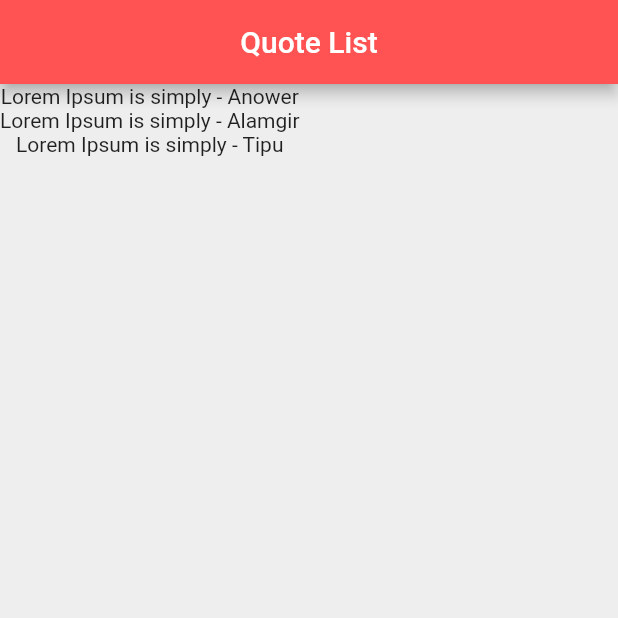
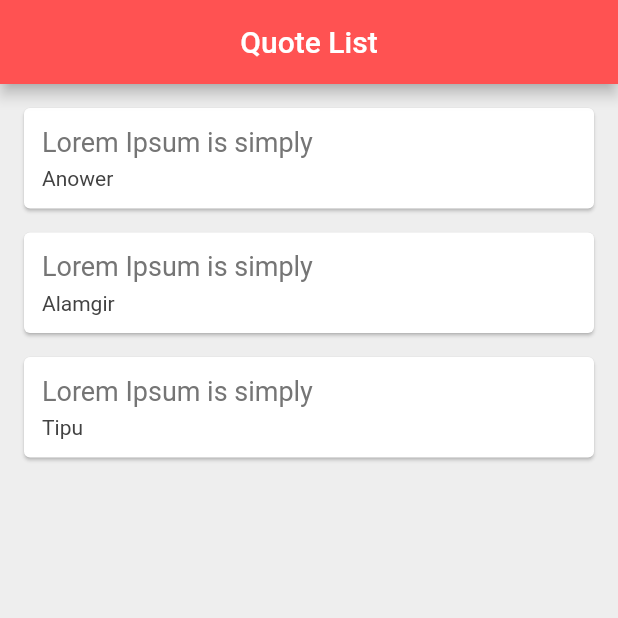
Before and after one commit to anower00/flatter-custom-class, a Flutter app: the screen it shows after launch, on a phone screen of 412 x 824 dp, the top half of it. Run offline on Flutter 3.47's test engine with Material 2 defaults, Android fonts, the phone set to English and light mode, and no system bars.

Commit message:
data in custom cards

```diff
--- a/lib/main.dart
+++ b/lib/main.dart
@@ -18,6 +18,37 @@ class _QuotesState extends State<Quotes> {
     Quote(text: 'Lorem Ipsum is simply', author: 'Tipu'),
   ];
 
+  Widget quoteTemplate(quote){
+    return Card(
+      margin: EdgeInsets.fromLTRB(16.0, 16.0, 16.0, 0),
+      child: Center(
+        child: Padding(
+          padding: const EdgeInsets.all(12.0),
+          child: Column(
+            crossAxisAlignment: CrossAxisAlignment.stretch,
+            children: [
+              Text(
+                quote.text,
+                style: TextStyle(
+                  fontSize: 18.0,
+                  color: Colors.grey[600],
+                ),
+              ),
+              SizedBox(height: 6.0),
+              Text(
+                quote.author,
+                style: TextStyle(
+                  fontSize: 14.0,
+                  color: Colors.grey[800],
+                ),
+              ),
+            ],
+          ),
+        ),
+      ),
+    );
+  }
+
   @override
   Widget build(BuildContext context) {
     return Scaffold(
@@ -28,7 +59,7 @@ class _QuotesState extends State<Quotes> {
         backgroundColor: Colors.redAccent,
       ),
       body: Column(
-        children: quotes.map((quote) => Text('${quote.text} - ${quote.author}')).toList(),
+        children: quotes.map((quote) => quoteTemplate(quote)).toList(),
       ),
     );
   }
```
